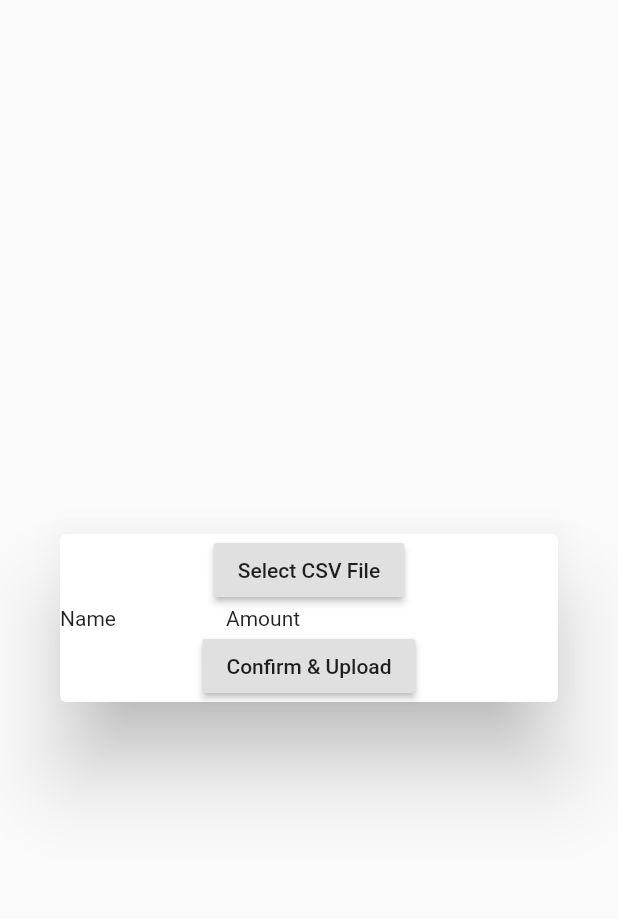
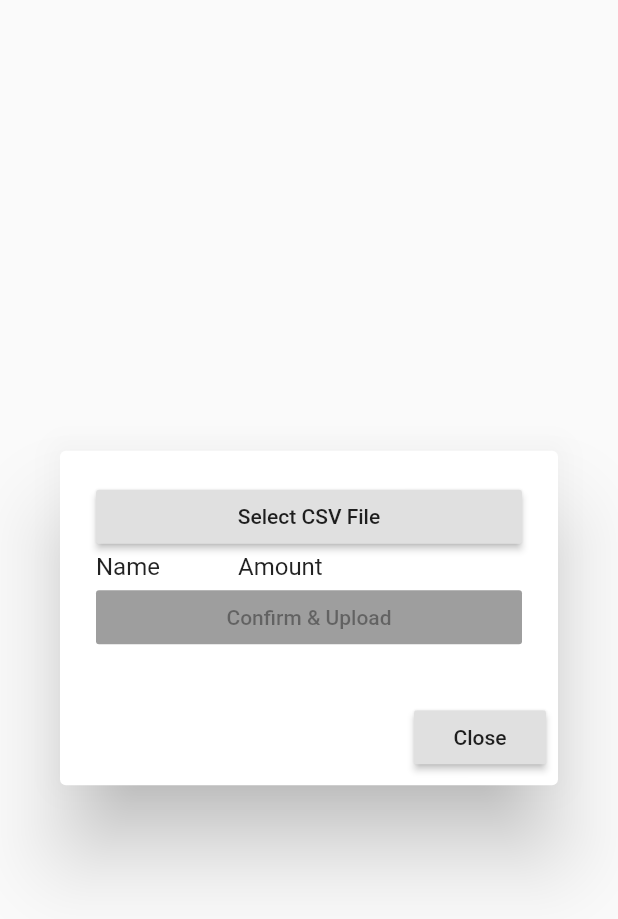
Before and after one commit to aadila6/RentalManagerAdmin, a Flutter app: the ImportCSVDialog widget shown alone on an empty page, opened directly, on a phone screen of 412 x 824 dp. Shown: the top 919 px of the screen. Run offline on Flutter 3.47's test engine with Material 2 defaults, Android fonts, the light colour scheme and no system bars; our stand-ins replace cloud_firestore, csv, firebase_auth, firebase_storage, google_sign_in, progress_dialog; missing offline and left inert: cloud_firestore_web, dart:html, firebase, firebase_auth_web, firebase_core_web, google_sign_in_web and 2 more; accounts and stored records are empty; network calls fail.

Commit message:
according to rick email

```diff
--- a/lib/views/SuperUser/ImportCSVDialog.dart
+++ b/lib/views/SuperUser/ImportCSVDialog.dart
@@ -36,19 +36,20 @@ class _ImportCSVDialogState extends State<ImportCSVDialog> {
     return completer.future;
   }
 
-  String _itemName;
-  String _itemCount;
-  String defaultURL =
-      "https://firebasestorage.googleapis.com/v0/b/rentalmanager-f94f1.appspot.com/o/images%2F1588472194089?alt=media&token=d529dcfc-4f5d-4f3f-9de3-54d9f441408b";
+  String defaultURL = "https://firebasestorage.googleapis.com/v0/b/rentalmanager-f94f1.appspot.com/o/images%2F1588472194089?alt=media&token=d529dcfc-4f5d-4f3f-9de3-54d9f441408b";
   var batch = Firestore.instance.batch();
   List<List<dynamic>> rows;
   @override
   Widget build(BuildContext context) {
-    return Dialog(
-        child: Container(
-          width: 768,
-          child:Column(
+    return AlertDialog(
+      actions: [
+        RaisedButton(child: Text("Close"), onPressed: ()=>Navigator.of(context).pop())
+      ],
+        content:Container(
+          width: 700,
+          child: Column(
           mainAxisSize: MainAxisSize.min,
+          crossAxisAlignment: CrossAxisAlignment.stretch,
           children: [
             RaisedButton(
             onPressed: () {
@@ -56,6 +57,18 @@ class _ImportCSVDialogState extends State<ImportCSVDialog> {
               csvFuture.then((value) {
                 print(value);
                 rows = const CsvToListConverter().convert(value);
+
+                for(var i in rows) {
+                  if(i.length<2 || i.length >3) {
+                    showDialog(context: context, builder: (c)=>AlertDialog(
+                      title: Text("CSV Parsing Error"),
+                      content: Text("There should be 2 or 3 columns for each row.\nError on:${i.toString()}"),
+                    ));
+                    rows = null;
+                    return;
+                  }
+                }
+
                 setState(() {});
               });
             },
@@ -85,8 +98,9 @@ class _ImportCSVDialogState extends State<ImportCSVDialog> {
             ).toList())
           ),
           RaisedButton(
+
             child: Text("Confirm & Upload"),
-            onPressed: () {
+            onPressed: rows==null?null:() {
               var collection = Firestore.instance.collection(globals.items_global);
               print(rows);
               for (var r in rows) {
--- a/lib/views/SuperUser/InventoryVC/TestInventory.dart
+++ b/lib/views/SuperUser/InventoryVC/TestInventory.dart
@@ -64,7 +64,7 @@ class inventoryByLOCState extends State<inventoryByLOC> {
                 Firestore.instance.collection(globals.locations).snapshots(),
             builder: (context, snapshot) {
               print("Building");
-              if (!snapshot.hasData) return const Text('loading...');
+              if (!snapshot.hasData) return CircularProgressIndicator();
 
               return GridView.builder(
                   itemCount: snapshot.data.documents.length,
```
Also changed, not shown: lib/views/SuperUser/UserManagement.dart (+8 -5 lines).
